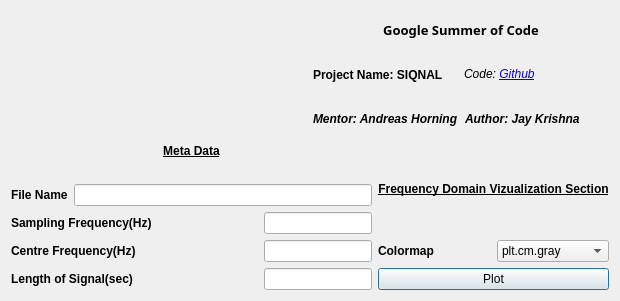
This is qt/spectscreen.ui in aerospaceresearch/SiqNAL as Qt 5 draws it before an edit. The edited form follows.
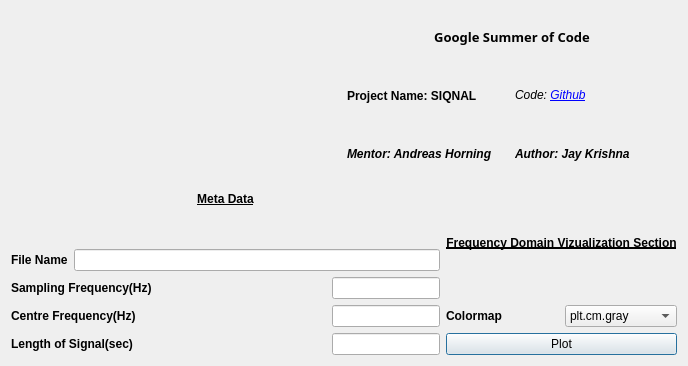
This is the edited form.

Commit message: Added till bandpass filter

```diff
--- a/qt/spectscreen.ui
+++ b/qt/spectscreen.ui
@@ -6,8 +6,8 @@
    <rect>
     <x>0</x>
     <y>0</y>
-    <width>620</width>
-    <height>301</height>
+    <width>688</width>
+    <height>366</height>
    </rect>
   </property>
   <property name="windowTitle">
```
